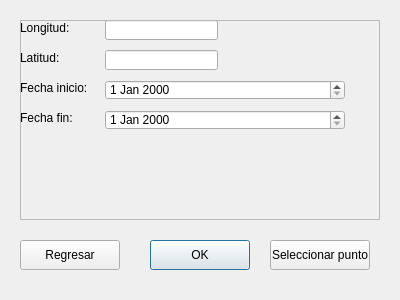
The window that PlateaGEE_dialog_base.ui (ryali93/platea_gee_plugin) describes before a commit, drawn with Qt 5.
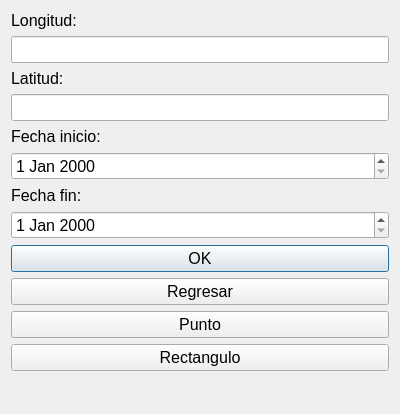
The same window after the commit. Icons and pictures are not drawn.

Commit message: changing analysis from point to rectangle | modifying ui and API | changing plotly to matplotlib

What changed in the file:
```diff
--- a/PlateaGEE_dialog_base.ui
+++ b/PlateaGEE_dialog_base.ui
@@ -6,147 +6,102 @@
     <x>0</x>
     <y>0</y>
     <width>400</width>
-    <height>300</height>
+    <height>414</height>
    </rect>
   </property>
+  <property name="font">
+   <font>
+    <pointsize>12</pointsize>
+   </font>
+  </property>
   <property name="windowTitle">
    <string>PlateaGEE</string>
   </property>
+  <property name="windowIcon">
+   <iconset>
+    <normaloff>:/plugins/plateagee/icons/satellite.svg</normaloff>:/plugins/plateagee/icons/satellite.svg</iconset>
+  </property>
+  <layout class="QVBoxLayout" name="verticalLayout">
+    <item>
   <widget class="QLabel" name="lon_label">
-   <property name="geometry">
-    <rect>
-     <x>20</x>
-     <y>20</y>
-     <width>80</width>
-     <height>16</height>
-    </rect>
-   </property>
    <property name="text">
     <string>Longitud:</string>
    </property>
   </widget>
-  <widget class="QLineEdit" name="lon_input">
-   <property name="geometry">
-    <rect>
-     <x>105</x>
-     <y>20</y>
-     <width>113</width>
-     <height>20</height>
-    </rect>
-   </property>
-  </widget>
+    </item>
+    <item>
+      <widget class="QLineEdit" name="lon_input"/>
+    </item>
+    <item>
   <widget class="QLabel" name="lat_label">
-   <property name="geometry">
-    <rect>
-     <x>20</x>
-     <y>50</y>
-     <width>80</width>
-     <height>16</height>
-    </rect>
-   </property>
    <property name="text">
     <string>Latitud:</string>
    </property>
   </widget>
-  <widget class="QLineEdit" name="lat_input">
-   <property name="geometry">
-    <rect>
-     <x>105</x>
-     <y>50</y>
-     <width>113</width>
-     <height>20</height>
-    </rect>
-   </property>
-  </widget>
+    </item>
+    <item>
+      <widget class="QLineEdit" name="lat_input"/>
+    </item>
+    <item>
   <widget class="QLabel" name="start_date_label">
-   <property name="geometry">
-    <rect>
-     <x>20</x>
-     <y>80</y>
-     <width>80</width>
-     <height>16</height>
-    </rect>
-   </property>
    <property name="text">
     <string>Fecha inicio:</string>
    </property>
   </widget>
-  <widget class="QDateEdit" name="start_date_edit">
-   <property name="geometry">
-    <rect>
-     <x>105</x>
-     <y>80</y>
-     <width>240</width>
-     <height>20</height>
-    </rect>
-   </property>
-  </widget>
+    </item>
+    <item>
+      <widget class="QDateEdit" name="start_date_edit"/>
+    </item>
+    <item>
   <widget class="QLabel" name="end_date_label">
-   <property name="geometry">
-    <rect>
-     <x>20</x>
-     <y>110</y>
-     <width>80</width>
-     <height>16</height>
-    </rect>
-   </property>
    <property name="text">
     <string>Fecha fin:</string>
    </property>
   </widget>
-  <widget class="QDateEdit" name="end_date_edit">
-   <property name="geometry">
-    <rect>
-     <x>105</x>
-     <y>110</y>
-     <width>240</width>
-     <height>20</height>
-    </rect>
-   </property>
-  </widget>
+    </item>
+    <item>
+      <widget class="QDateEdit" name="end_date_edit"/>
+    </item>
+    <item>
   <widget class="QPushButton" name="ok_button">
-    <property name="geometry">
-      <rect>
-        <x>150</x>
-        <y>240</y>
-        <width>100</width>
-        <height>30</height>
-      </rect>
-    </property>
     <property name="text">
       <string>OK</string>
     </property>
   </widget>
-  
+    </item>
+    <item>
   <widget class="QPushButton" name="back_button">
-    <property name="geometry">
-      <rect>
-        <x>20</x>
-        <y>240</y>
-        <width>100</width>
-        <height>30</height>
-      </rect>
-    </property>
     <property name="text">
       <string>Regresar</string>
     </property>
   </widget>
-
+    </item>
+    <item>
   <widget class="QPushButton" name="select_point_button">
+        <property name="text">
+          <string>Punto</string>
+        </property>
+      </widget>
+    </item>
+    <item>
+      <widget class="QPushButton" name="select_rectangle_button">
     <property name="geometry">
       <rect>
-        <x>270</x>
+            <x>310</x>
         <y>240</y>
-        <width>100</width>
+            <width>30</width>
         <height>30</height>
       </rect>
     </property>
     <property name="text">
-      <string>Seleccionar punto</string>
-    </property>
-  </widget>
+          <string>Rectangulo</string>
+        </property>
+      </widget>
+    </item>
 
-  <widget class="QFrame" name="plot_widget">
+
+    <item>
+        <widget class="QWidget" name="plot_widget">
     <property name="geometry">
       <rect>
         <x>20</x>
@@ -155,15 +110,38 @@
         <height>200</height>
       </rect>
     </property>
-    <property name="frameShape">
-      <enum>QFrame::StyledPanel</enum>
-    </property>
-    <property name="frameShadow">
-      <enum>QFrame::Sunken</enum>
-    </property>
-  </widget>
+        </widget>
+    </item>
 
+    <item>
+      <spacer name="verticalSpacer">
+        <property name="orientation">
+          <enum>Qt::Vertical</enum>
+        </property>
+        <property name="sizeHint" stdset="0">
+          <size>
+            <width>10</width>
+            <height>1</height>
+          </size>
+        </property>
+      </spacer>
+    </item>
+  </layout>
  </widget>
+ <layoutdefault spacing="6" margin="11"/>
+ <customwidgets>
+  <customwidget>
+   <class>QgsCheckableComboBox</class>
+   <extends>QComboBox</extends>
+   <header>qgscheckablecombobox.h</header>
+  </customwidget>
+  <customwidget>
+   <class>QgsCollapsibleGroupBox</class>
+   <extends>QGroupBox</extends>
+   <header>qgscollapsiblegroupbox.h</header>
+   <container>1</container>
+  </customwidget>
+ </customwidgets>
  <resources/>
  <connections>
  </connections>
```
Left out of the diff: 6 changed lines with no effect on the pictures. Lines whose indentation alone changed are shown as unchanged. The commit also changes 5 other files.
